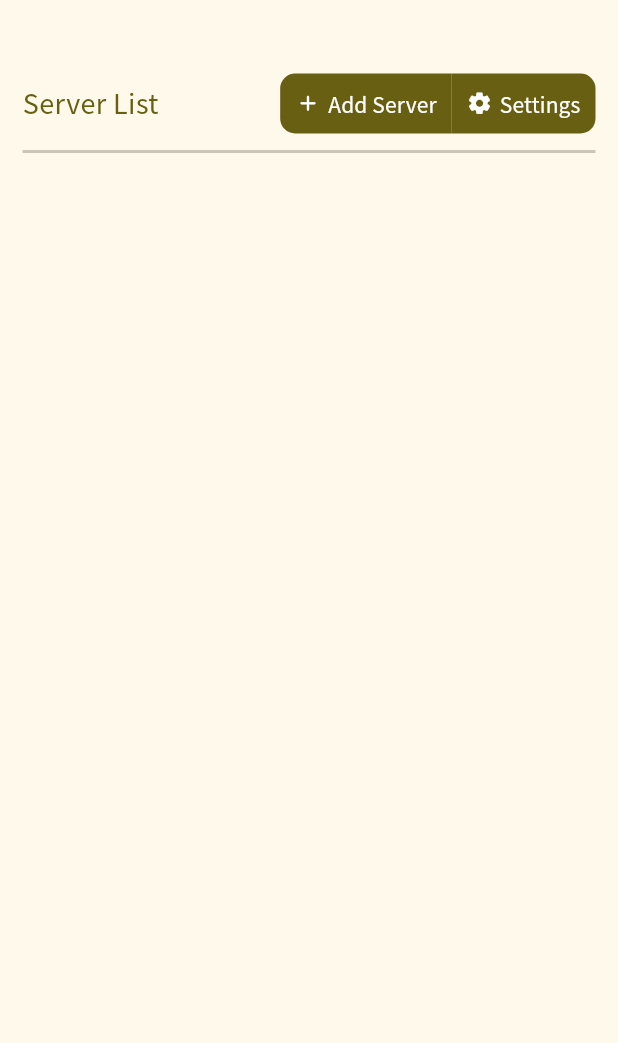
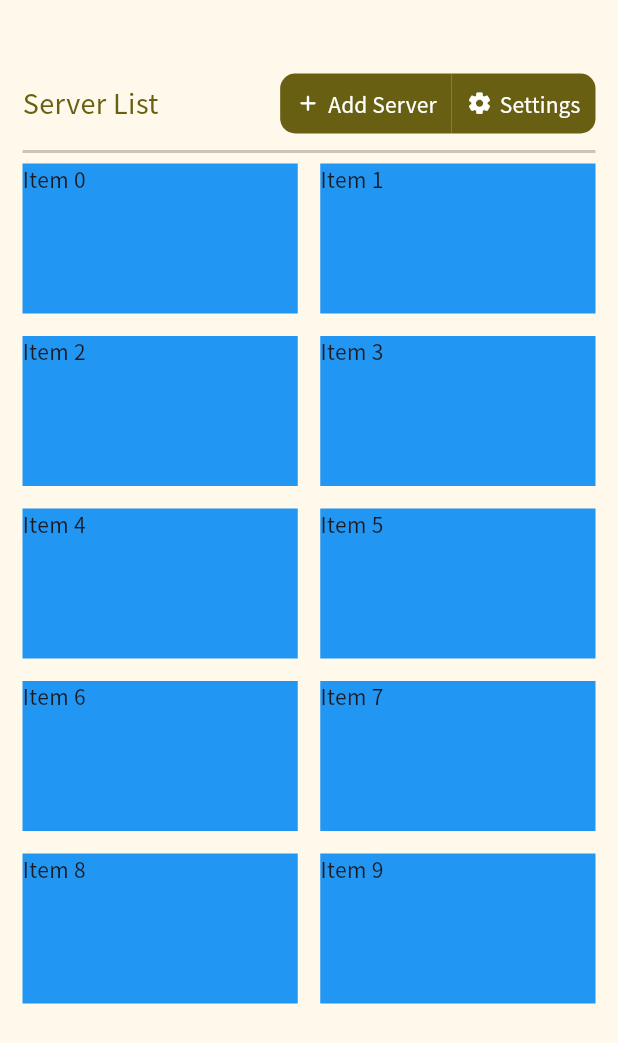
Before and after one commit to Zhoucheng133/Server-Express, a Flutter app: the screen it shows after launch, on a phone screen of 412 x 824 dp. Shown: the top 1043 px of the screen. Run offline on Flutter 3.47's test engine with Material 3 defaults, Android fonts, the phone set to English and light mode, and no system bars; our stand-ins replace get, google_fonts, shared_preferences; missing offline and left inert: dart:ffi, window_manager; statements that could not run were skipped.

Commit message:
添加服务器列表网格布局

```diff
--- a/lib/desktop/views/server_view.dart
+++ b/lib/desktop/views/server_view.dart
@@ -15,7 +15,23 @@ class _ServerViewState extends State<ServerView> {
     return Column(
       children: [
         TitleBar(title: "serverList".tr),
-        Expanded(child: Container())
+        Expanded(
+          child: GridView.builder(
+            gridDelegate: SliverGridDelegateWithMaxCrossAxisExtent(
+              maxCrossAxisExtent: 200,
+              crossAxisSpacing: 15,
+              mainAxisSpacing: 15,
+              mainAxisExtent: 100
+            ),
+            itemBuilder: (context, index) {
+              return Container(
+                color: Colors.blue,
+                child: Text('Item $index'),
+              );
+            },
+            itemCount: 10,
+          )
+        )
       ],
     );
   }
```
Also changed, not shown: lib/desktop/components/server_item.dart (added, +20 -0 lines).
